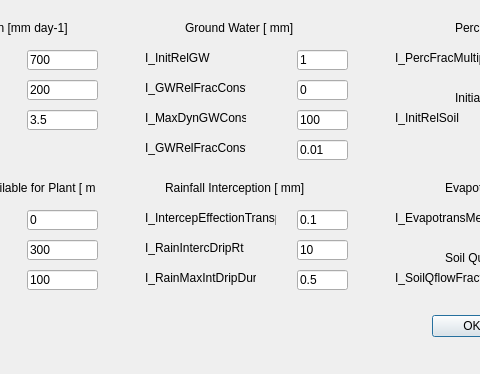
This is uis/qtdesigners/input_soil_and_plant_water.ui in uttu90/stella as Qt 5 draws it before an edit; both pictures show x 153 to 633 and y 0 to 374 of the 773 by 374 pixel window. The edited form follows.
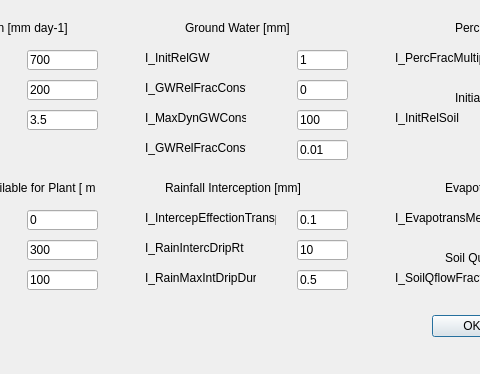
This is the edited form. Icons and pictures are not drawn.

Diff of the .ui file:
```diff
--- a/uis/qtdesigners/input_soil_and_plant_water.ui
+++ b/uis/qtdesigners/input_soil_and_plant_water.ui
@@ -56,7 +56,7 @@
     </rect>
    </property>
    <property name="text">
-    <string>Rainfall Interception [ mm]</string>
+    <string>Rainfall Interception [mm]</string>
    </property>
   </widget>
   <widget class="QLabel" name="label_176">
@@ -238,7 +238,7 @@
     </rect>
    </property>
    <property name="text">
-    <string>Ground Water [ mm]</string>
+    <string>Ground Water [mm]</string>
    </property>
   </widget>
   <widget class="QLineEdit" name="isI_SoilPropConst">
```
